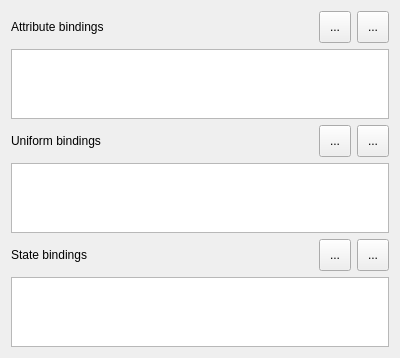
Above: examples/effect-editor/src/ui/QMinkoBindingsWidget.ui from aerys/minko before the change. Below: the same form after it.
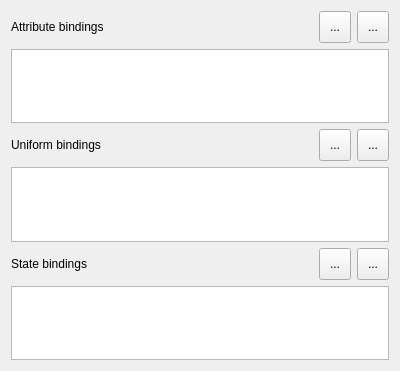
That is the form after the change.

Commit message: Cna now add/remove bindings using the QMinkoBindingsWidget.

What changed in the file:
```diff
--- a/examples/effect-editor/src/ui/QMinkoBindingsWidget.ui
+++ b/examples/effect-editor/src/ui/QMinkoBindingsWidget.ui
@@ -7,7 +7,7 @@
     <x>0</x>
     <y>0</y>
     <width>400</width>
-    <height>335</height>
+    <height>371</height>
    </rect>
   </property>
   <property name="windowTitle">
@@ -67,7 +67,7 @@
       </layout>
      </item>
      <item>
-      <widget class="QTableView" name="attributeBindingsTabView"/>
+      <widget class="QTableWidget" name="attributeBindingsTabWidget"/>
      </item>
      <item>
       <layout class="QHBoxLayout" name="uniformBindingsHLayout">
@@ -104,8 +104,8 @@
          </property>
          <property name="iconSize">
           <size>
-           <width>32</width>
-           <height>32</height>
+           <width>30</width>
+           <height>30</height>
           </size>
          </property>
         </widget>
@@ -121,6 +121,12 @@
          <property name="text">
           <string>...</string>
          </property>
+         <property name="iconSize">
+          <size>
+           <width>30</width>
+           <height>30</height>
+          </size>
+         </property>
         </widget>
        </item>
       </layout>
@@ -161,6 +167,12 @@
          <property name="text">
           <string>...</string>
          </property>
+         <property name="iconSize">
+          <size>
+           <width>30</width>
+           <height>30</height>
+          </size>
+         </property>
         </widget>
        </item>
        <item>
@@ -174,6 +186,12 @@
          <property name="text">
           <string>...</string>
          </property>
+         <property name="iconSize">
+          <size>
+           <width>30</width>
+           <height>30</height>
+          </size>
+         </property>
         </widget>
        </item>
       </layout>
@@ -181,7 +199,9 @@
      <item>
       <widget class="QTableWidget" name="stateBindingsTabView"/>
      </item>
-     <item>
+    </layout>
+   </item>
+   <item row="1" column="0">
       <spacer name="mainVSpacer">
        <property name="orientation">
         <enum>Qt::Vertical</enum>
@@ -193,8 +213,6 @@
         </size>
        </property>
       </spacer>
-     </item>
-    </layout>
    </item>
   </layout>
  </widget>
```
Left out of the diff: 22 changed lines with no effect on the pictures. Lines whose indentation alone changed are shown as unchanged. The commit also changes 6 other files.
